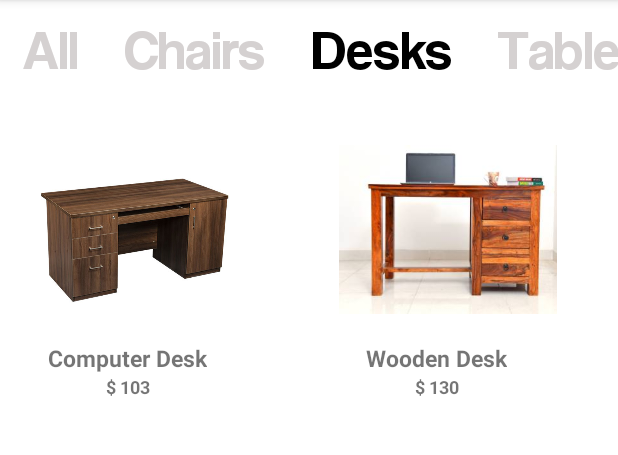
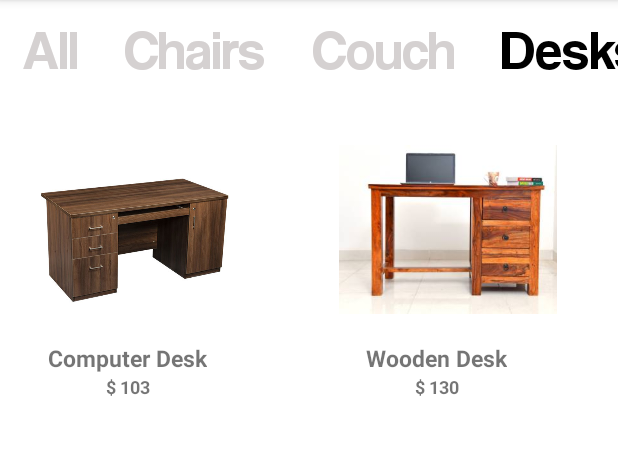
Before and after one commit to lakshyads/GHFIntegrated, an Android app: the ArCoreHome screen opened directly, with no data from a screen before it, after a tap on "Desks", on a phone screen of 412 x 824 dp, the part 84-539 px from its top. Run offline under Robolectric (Android 15) with nearby library versions, the phone set to English and light mode, and no system bars; 3 other taps on this screen came first.

```diff
--- a/app/src/main/java/com/questpirates/greathomesfurniture/ItemFullActivity.java
+++ b/app/src/main/java/com/questpirates/greathomesfurniture/ItemFullActivity.java
@@ -33,6 +33,7 @@ import java.util.Random;
 public class ItemFullActivity extends AppCompatActivity {
 
     TextView tvProdName, tvProdPrice, tvMRP, proddetails, warrentydetails;
+    TextView tvblue, tvbrown, tvblack, tvgray, tvred, tvgreen;
     ImageView imgProd, imgAR;
     String prodData, warData, prodDataBackend, warDatabackend;
 
@@ -136,6 +137,8 @@ public class ItemFullActivity extends AppCompatActivity {
         });
 
 
+
+
     }
 
     public static JSONObject getCommonJSON(String sprodData, String swarData, String sprice) {
--- a/app/src/main/res/layout/activity_ar_core_home.xml
+++ b/app/src/main/res/layout/activity_ar_core_home.xml
@@ -43,6 +43,16 @@
                     android:textSize="40sp" />
 
                 <TextView
+                    android:id="@+id/txtcouch"
+                    android:layout_width="wrap_content"
+                    android:layout_height="wrap_content"
+                    android:fontFamily="@font/coolvetica"
+                    android:padding="15dp"
+                    android:text="Couch"
+                    android:textColor="#D5D1D1"
+                    android:textSize="40sp" />
+
+                <TextView
                     android:id="@+id/txtdesks"
                     android:layout_width="wrap_content"
                     android:layout_height="wrap_content"
@@ -62,15 +72,7 @@
                     android:textColor="#D5D1D1"
                     android:textSize="40sp" />
 
-                <TextView
-                    android:id="@+id/txtcouch"
-                    android:layout_width="wrap_content"
-                    android:layout_height="wrap_content"
-                    android:fontFamily="@font/coolvetica"
-                    android:padding="15dp"
-                    android:text="Couch"
-                    android:textColor="#D5D1D1"
-                    android:textSize="40sp" />
+
 
                 <TextView
                     android:id="@+id/txtbeds"
--- a/app/src/main/res/layout/activity_item_full_new.xml
+++ b/app/src/main/res/layout/activity_item_full_new.xml
@@ -157,36 +157,42 @@
                     android:layout_width="20dp"
                     android:layout_height="20dp"
                     android:layout_marginRight="10dp"
+                    android:id="@+id/arbluecolor"
                     android:background="@color/ARBLUE" />
 
                 <RelativeLayout
                     android:layout_width="20dp"
                     android:layout_height="20dp"
                     android:layout_marginRight="10dp"
+                    android:id="@+id/arbluebrown"
                     android:background="@color/ARBROWN" />
 
                 <RelativeLayout
                     android:layout_width="20dp"
                     android:layout_height="20dp"
                     android:layout_marginRight="10dp"
+                    android:id="@+id/arblackcolor"
                     android:background="@color/ARBLACK" />
 
                 <RelativeLayout
                     android:layout_width="20dp"
                     android:layout_height="20dp"
                     android:layout_marginRight="10dp"
+                    android:id="@+id/argraycolor"
                     android:background="@color/ARGRAY" />
 
                 <RelativeLayout
                     android:layout_width="20dp"
                     android:layout_height="20dp"
                     android:layout_marginRight="10dp"
+                    android:id="@+id/arredcolor"
                     android:background="@color/ARRED" />
 
                 <RelativeLayout
                     android:layout_width="20dp"
                     android:layout_height="20dp"
                     android:layout_marginRight="10dp"
+                    android:id="@+id/argreencolor"
                     android:background="@color/ARGREEN" />
 
 
--- a/app/src/main/res/values/colors.xml
+++ b/app/src/main/res/values/colors.xml
@@ -52,11 +52,11 @@
     <color name="ARBLACK">#000000</color>
     <color name="ARBLUE">#29367E</color>
     <color name="ARGRAY">#A3A1A1</color>
-    <color name="ARGRAY_DARK">#7A7272</color>
+<!--    <color name="ARGRAY_DARK">#7A7272</color>-->
     <color name="ARGREEN">#1A801E</color>
     <color name="ARRED">#AE1A10</color>
     <color name="ARWHITE">#FFFFFF</color>
     <color name="ARBROWN">#B67009</color>
-    <color name="ARBROWN_DARK">#73490A</color>
-    <color name="ARWOOD">#311B92</color>
+<!--    <color name="ARBROWN_DARK">#73490A</color>-->
+<!--    <color name="ARWOOD">#311B92</color>-->
 </resources>
```
Also changed, not shown: app/src/main/java/com/questpirates/greathomesfurniture/ARMainActivity.java (+8 -8 lines), app/src/main/res/layout/activity_a_r_main.xml (+0 -7 lines), 5 other files.
